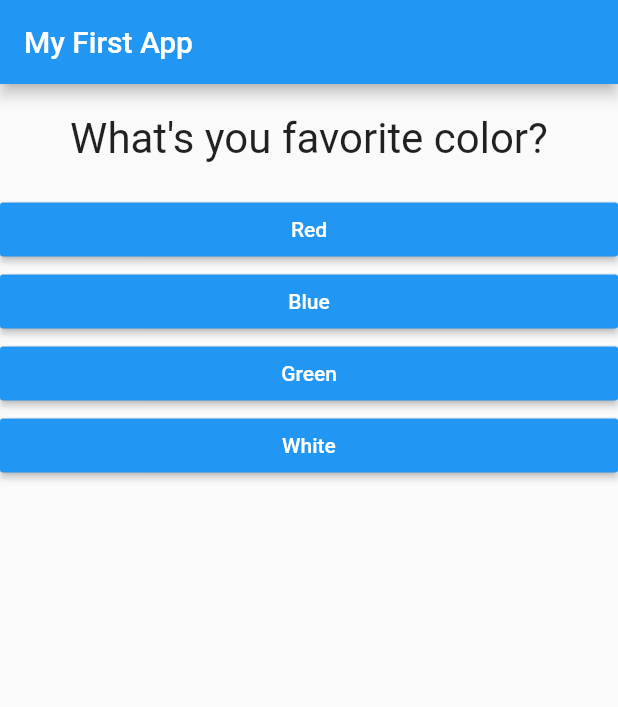
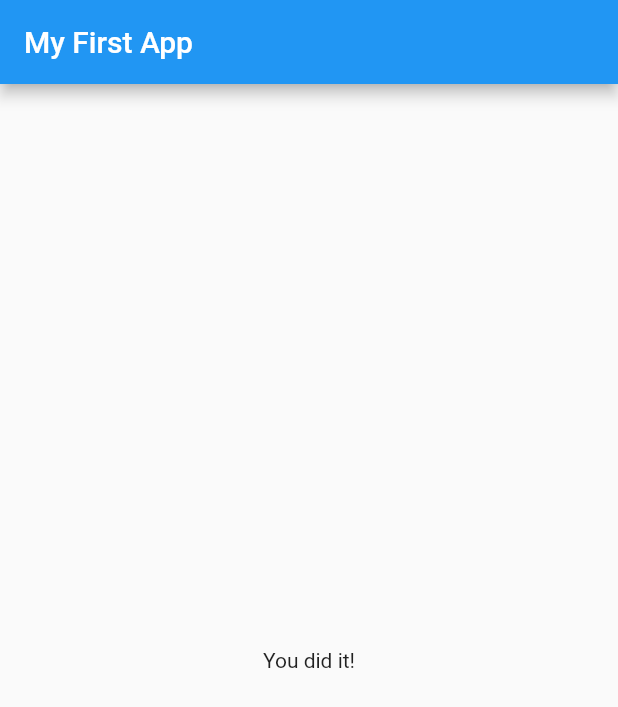
Before and after one commit to vkuper77/flutter_first_app, a Flutter app: the screen it shows after launch, after a tap on "Red", after a tap on "Dog", after a tap on "Sushi", on a phone screen of 412 x 824 dp. Shown: the top 707 px of the screen. Run offline on Flutter 3.47's test engine with Material 2 defaults, Android fonts, the phone set to English and light mode, and no system bars.

Commit message:
dividet into widgets

```diff
--- a/lib/answer.dart
+++ b/lib/answer.dart
@@ -1,7 +1,7 @@
 import 'package:flutter/material.dart';
 
 class Answer extends StatelessWidget {
-  final Function selectHandler;
+  final VoidCallback selectHandler;
   final String answerText;
 
   Answer(this.selectHandler, String this.answerText);
@@ -14,7 +14,7 @@ class Answer extends StatelessWidget {
         color: Colors.blue,
         textColor: Colors.white,
         child: Text(answerText),
-        onPressed: () => selectHandler(),
+        onPressed: selectHandler,
       ),
     );
   }
--- a/lib/main.dart
+++ b/lib/main.dart
@@ -1,6 +1,6 @@
 import 'package:flutter/material.dart';
-import './question.dart';
-import './answer.dart';
+import './quiz.dart';
+import './result.dart';
 
 void main() => runApp(MyApp());
 
@@ -11,20 +11,9 @@ class MyApp extends StatefulWidget {
 
 class _MyAppState extends State<MyApp> {
   var _questionIndex = 0;
+  var finish = false;
 
-  void _answerQuestions() {
-    setState(() {
-      if (_questionIndex < 2) {
-        _questionIndex++;
-      } else {
-        _questionIndex = 0;
-      }
-    });
-  }
-
-  @override
-  Widget build(BuildContext context) {
-    const questions = [
+  final _questions = const [
     {
       'questionText': 'What\'s you favorite color?',
       'answers': ['Red', 'Blue', 'Green', 'White']
@@ -39,22 +28,32 @@ class _MyAppState extends State<MyApp> {
     },
   ];
 
-    var question = questions[_questionIndex]['questionText'];
+  void _answerQuestions() {
+    setState(() {
+      if (_questionIndex < _questions.length - 1) {
+        _questionIndex++;
+      } else {
+        finish = true;
+      }
+    });
+  }
+
+  @override
+  Widget build(BuildContext context) {
+    var question = _questions[_questionIndex]['questionText'];
 
     return MaterialApp(
       home: Scaffold(
           appBar: AppBar(
             title: Text('My First App'),
           ),
-        body: Column(
-          children: [
-            Question(question),
-            ...(questions[_questionIndex]['answers'] as List<String>)
-                .map((answer) => Answer(_answerQuestions, answer))
-                .toList()
-          ],
-        ),
-      ),
+          body: !finish
+              ? Quiz(
+                  question: question as String,
+                  questions: _questions,
+                  index: _questionIndex,
+                  callback: _answerQuestions)
+              : Result()),
     );
   }
 }
--- a/lib/question.dart
+++ b/lib/question.dart
@@ -1,7 +1,7 @@
 import 'package:flutter/material.dart';
 
 class Question extends StatelessWidget {
-  final questionText;
+  final String questionText;
 
   Question(this.questionText);
 
--- /dev/null
+++ b/lib/quiz.dart
@@ -0,0 +1,26 @@
+import 'package:flutter/material.dart';
+import './answer.dart';
+import './question.dart';
+
+class Quiz extends StatelessWidget {
+  final String question;
+  final List<Map<String, Object>> questions;
+  final int index;
+  final VoidCallback callback;
+
+  Quiz(
+      {required this.question,
+      required this.questions,
+      required this.index,
+      required this.callback});
+
+  @override
+  Widget build(BuildContext context) => Column(
+        children: [
+          Question(question as String),
+          ...(questions[index]['answers'] as List<String>)
+              .map((answer) => Answer(callback, answer))
+              .toList()
+        ],
+      );
+}
--- /dev/null
+++ b/lib/result.dart
@@ -0,0 +1,8 @@
+import 'package:flutter/material.dart';
+
+class Result extends StatelessWidget {
+  @override
+  Widget build(BuildContext context) {
+    return Center(child: Text('You did it!'));
+  }
+}
```
Lines whose indentation alone changed are shown as unchanged.
